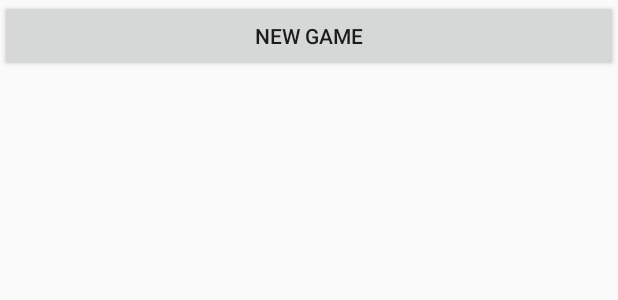
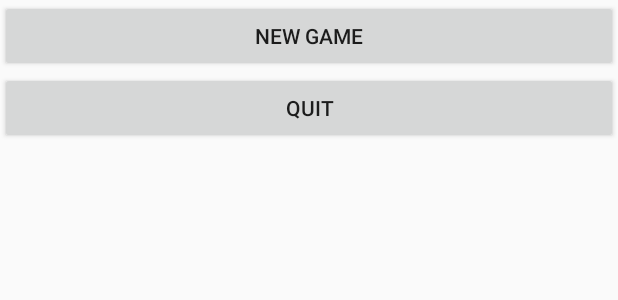
Before and after one commit to jimblackler/androidsolitaire, an Android app: the layout activity_gears.xml on its own in the app's theme, with its tools: preview values and no code run, on a phone screen of 412 x 824 dp. Shown: the top 300 px of the screen. Run offline under Robolectric (Android 15) with nearby library versions, the phone set to English and light mode, and no system bars.

Commit message:
Added quit option (mainly for testing).

```diff
--- a/app/src/main/res/layout/activity_gears.xml
+++ b/app/src/main/res/layout/activity_gears.xml
@@ -10,4 +10,8 @@
       android:text="@string/new_game"
       android:layout_width="match_parent"
       android:layout_height="wrap_content" android:id="@+id/new_game"/>
+  <Button
+      android:text="@string/quit"
+      android:layout_width="match_parent"
+      android:layout_height="wrap_content" android:id="@+id/quit"/>
 </LinearLayout>
--- a/app/src/main/res/values/strings.xml
+++ b/app/src/main/res/values/strings.xml
@@ -1,4 +1,5 @@
 <resources>
   <string name="app_name">Solitaire</string>
   <string name="new_game">New game</string>
+  <string name="quit">Quit</string>
 </resources>
```
Also changed, not shown: app/src/main/java/net/jimblackler/solitaire/GearsActivity.java (+6 -3 lines), app/src/main/java/net/jimblackler/solitaire/MainActivity.java (+6 -1 lines).
